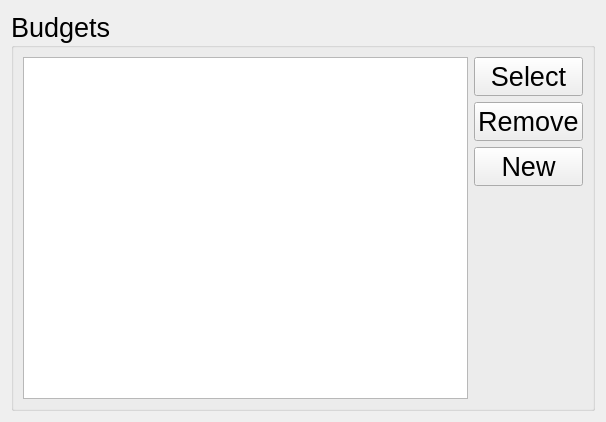
Before: the Qt Designer form showbudgetsform.ui in ramzy2000/BudgetApp, drawn with Qt 5.
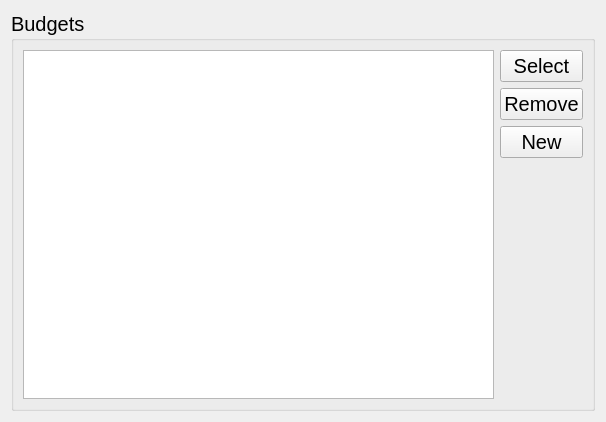
After: the same form once the commit is applied.

Diff of the .ui file:
```diff
--- a/showbudgetsform.ui
+++ b/showbudgetsform.ui
@@ -18,7 +18,7 @@
     <widget class="QGroupBox" name="groupBox">
      <property name="font">
       <font>
-       <pointsize>20</pointsize>
+       <pointsize>15</pointsize>
       </font>
      </property>
      <property name="title">
@@ -29,7 +29,7 @@
        <widget class="QListView" name="listView">
         <property name="font">
          <font>
-          <pointsize>30</pointsize>
+          <pointsize>20</pointsize>
          </font>
         </property>
        </widget>
@@ -40,7 +40,7 @@
          <widget class="QPushButton" name="selectButton">
           <property name="font">
            <font>
-            <pointsize>20</pointsize>
+            <pointsize>15</pointsize>
            </font>
           </property>
           <property name="text">
@@ -52,7 +52,7 @@
          <widget class="QPushButton" name="removeButton">
           <property name="font">
            <font>
-            <pointsize>20</pointsize>
+            <pointsize>15</pointsize>
            </font>
           </property>
           <property name="text">
@@ -64,7 +64,7 @@
          <widget class="QPushButton" name="newButton">
           <property name="font">
            <font>
-            <pointsize>20</pointsize>
+            <pointsize>15</pointsize>
            </font>
           </property>
           <property name="text">
@@ -79,8 +79,8 @@
           </property>
           <property name="sizeHint" stdset="0">
            <size>
-            <width>20</width>
-            <height>40</height>
+            <width>40</width>
+            <height>20</height>
            </size>
           </property>
          </spacer>
```
Left out of the diff: 2 changed lines with no effect on the pictures.
